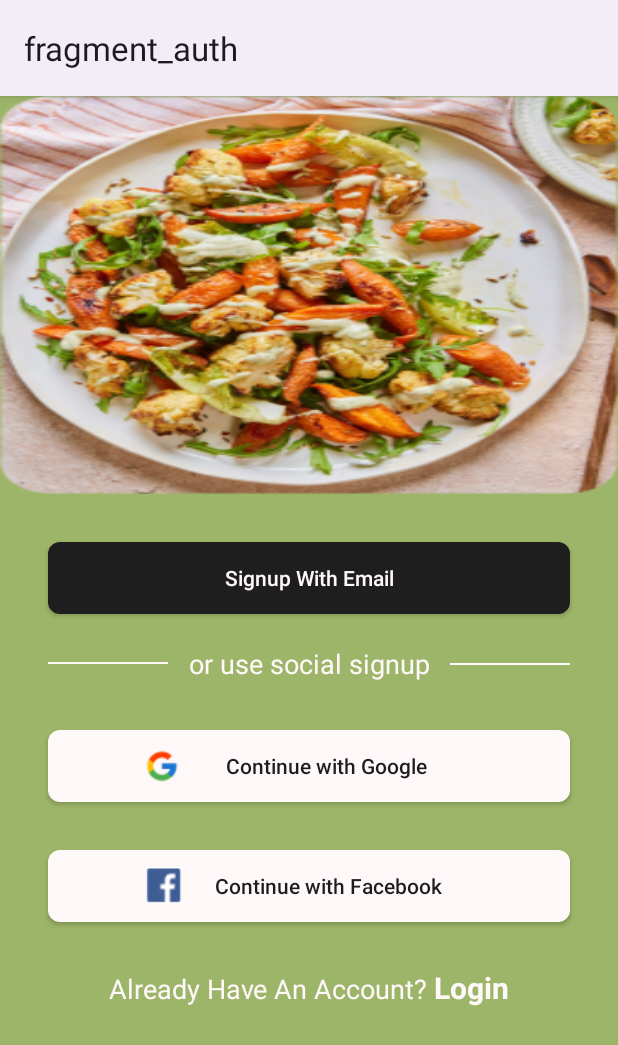
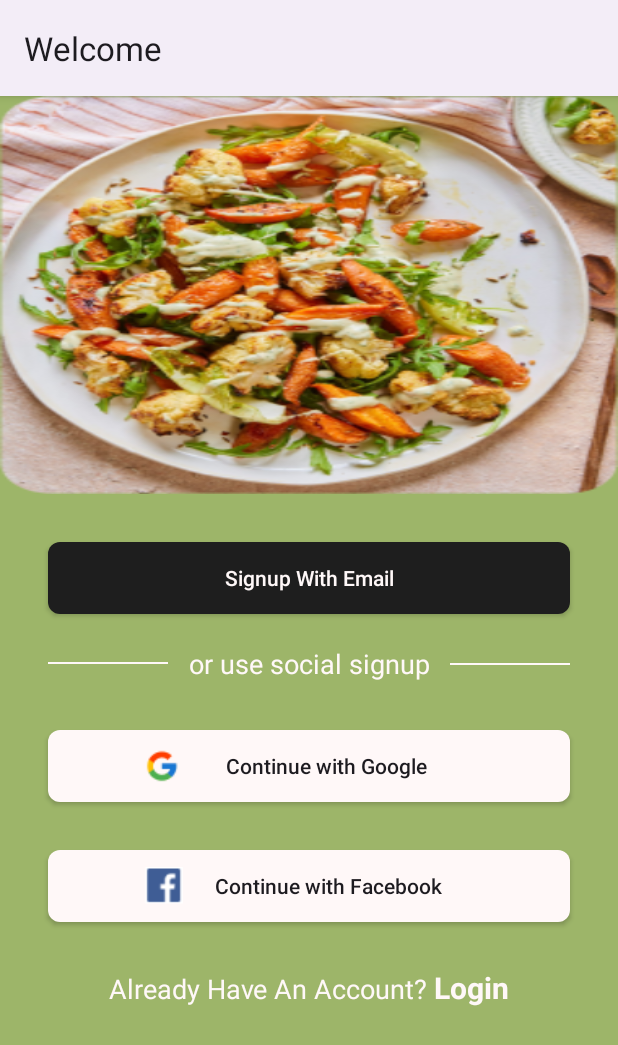
Before and after one commit to MuhamedSultan/food_planner, an Android app: the screen it shows after launch (MainActivity), on a phone screen of 412 x 824 dp. Shown: the top 1045 px of the screen. Run offline under Robolectric (Android 15) with nearby library versions, the phone set to English and light mode, and no system bars; our stand-ins replace Firebase (no records; nobody signed in at launch, a user with empty details on screens opened directly), navigation-ui.

Commit message:
Modify Actions Behaviour

```diff
--- a/app/src/main/res/navigation/nav_graph.xml
+++ b/app/src/main/res/navigation/nav_graph.xml
@@ -8,7 +8,7 @@
     <fragment
         android:id="@+id/splashFragment"
         android:name="com.example.foodplanner.splash.SplashFragment"
-        android:label="fragment_splash"
+        android:label="Splash"
         tools:layout="@layout/fragment_splash" >
         <action
             android:id="@+id/action_splashFragment_to_authFragment"
@@ -18,7 +18,7 @@
     <fragment
         android:id="@+id/authFragment"
         android:name="com.example.foodplanner.auth.view.AuthFragment"
-        android:label="fragment_auth"
+        android:label="Welcome"
         tools:layout="@layout/fragment_auth" >
         <action
             android:id="@+id/action_authFragment_to_signupFragment"
@@ -28,35 +28,38 @@
             app:destination="@id/loginFragment" />
         <action
             android:id="@+id/action_authFragment_to_homeFragment"
-            app:destination="@id/homeFragment" />
+            app:destination="@id/homeFragment"
+            app:popUpTo="@id/nav_graph" />
     </fragment>
     <fragment
         android:id="@+id/signupFragment"
-        android:name="com.example.foodplanner.singup.SignupFragment"
-        android:label="fragment_signup"
+        android:name="com.example.foodplanner.singup.view.SignupFragment"
+        android:label="Signup"
         tools:layout="@layout/fragment_signup" >
         <action
             android:id="@+id/action_signupFragment_to_loginFragment"
             app:destination="@id/loginFragment" />
         <action
             android:id="@+id/action_signupFragment_to_homeFragment"
-            app:destination="@id/homeFragment" />
+            app:destination="@id/homeFragment"
+            app:popUpTo="@id/nav_graph" />
     </fragment>
     <fragment
         android:id="@+id/loginFragment"
-        android:name="com.example.foodplanner.login.LoginFragment"
-        android:label="fragment_login"
+        android:name="com.example.foodplanner.login.view.LoginFragment"
+        android:label="Login"
         tools:layout="@layout/fragment_login" >
         <action
             android:id="@+id/action_loginFragment_to_signupFragment"
             app:destination="@id/signupFragment" />
         <action
             android:id="@+id/action_loginFragment_to_homeFragment"
-            app:destination="@id/homeFragment" />
+            app:destination="@id/homeFragment"
+            app:popUpTo="@id/nav_graph" />
     </fragment>
     <fragment
         android:id="@+id/homeFragment"
         android:name="com.example.foodplanner.HomeFragment"
-        android:label="fragment_home"
+        android:label="Home"
         tools:layout="@layout/fragment_home" />
 </navigation>
```
